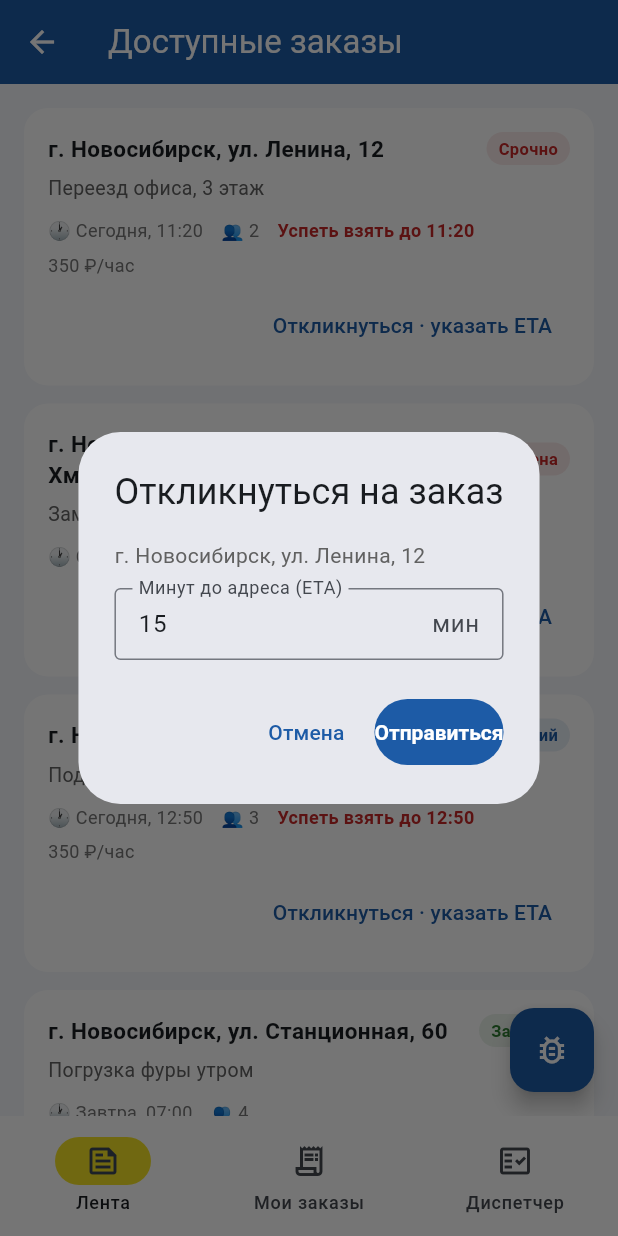
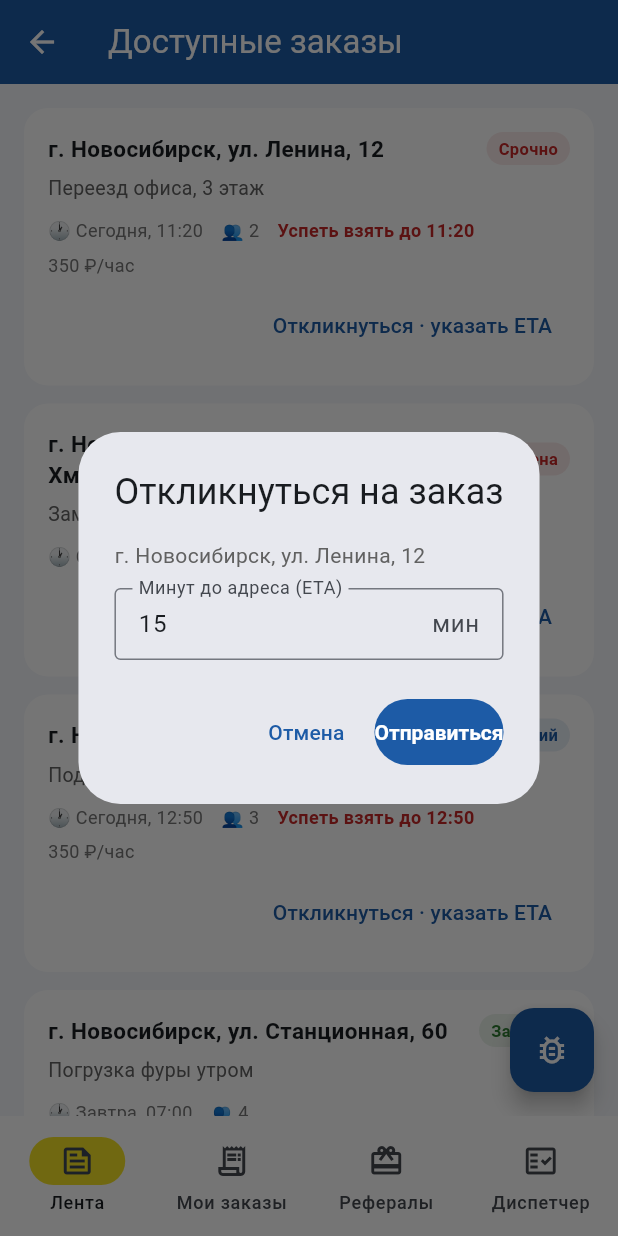
Before and after one commit to Lilofa/AAvatar_WWW0rk, a Flutter app: the HomeShell screen opened directly with empty values, after a tap on "Откликнуться · указать ETA", on a phone screen of 412 x 824 dp. Run offline on Flutter 3.47's test engine with Material 3 defaults, Android fonts, the phone set to English and light mode, and no system bars; our stand-ins replace supabase_flutter; accounts and stored records are empty.

Commit message:
feat(front): рефералка v2 - экран кода и приглашённых, вкладка shell, 150 тестов

```diff
--- a/avatar-front/lib/app/home_shell.dart
+++ b/avatar-front/lib/app/home_shell.dart
@@ -16,6 +16,7 @@ import '../features/dispatcher/presentation/dispatcher_screen.dart';
 import '../features/order_feed/presentation/order_feed_screen.dart';
 import '../features/order_flow/domain/enums.dart';
 import '../features/order_response/presentation/respond_dialog.dart';
+import '../features/referrals/presentation/referrals_screen.dart';
 
 class HomeShell extends StatelessWidget {
   const HomeShell({super.key, required this.repository});
@@ -86,6 +87,15 @@ class _ShellState extends State<_Shell> {
             repository: widget.repository,
           ),
         ),
+      if (roles.contains(UserRole.porter))
+        _Tab(
+          'Рефералы',
+          Icons.card_giftcard_outlined,
+          ReferralsScreen(
+            key: const Key('shell_referrals'),
+            repository: widget.repository,
+          ),
+        ),
       if (roles.contains(UserRole.dispatcher) ||
           roles.contains(UserRole.admin))
         _Tab(
--- a/avatar-front/lib/data/mock_orders_repository.dart
+++ b/avatar-front/lib/data/mock_orders_repository.dart
@@ -1331,6 +1331,32 @@ class MockOrdersRepository implements OrdersRepository {
       );
 
   @override
+  Future<ReferralInfo> getMyReferralInfo() => _guard(() async {
+        if (MockControls.mode == MockMode.empty) {
+          return const ReferralInfo(code: null, invited: []);
+        }
+        return const ReferralInfo(
+          code: 'ARTEM26',
+          invited: [
+            ReferralEntry(
+              name: 'Сергей П.',
+              phoneMasked: '+7 ••• •••-••-14',
+              status: ReferralStatus.counted,
+            ),
+            ReferralEntry(
+              name: 'Марат К.',
+              phoneMasked: '+7 ••• •••-••-02',
+              status: ReferralStatus.fresh,
+            ),
+          ],
+        );
+      }, errorEveryN: 0);
+
+  @override
+  Future<String> ensureReferralCode() => _guard(() async => 'ARTEM26',
+      errorEveryN: 0);
+
+  @override
   Future<String> uploadOrderPhoto({
     required String orderId,
     required Uint8List bytes,
--- a/avatar-front/lib/data/orders_repository.dart
+++ b/avatar-front/lib/data/orders_repository.dart
@@ -59,6 +59,30 @@ class FeedFilter {
   final bool onlyMine;
 
   static const all = FeedFilter();
+}
+
+/// Реферальная информация пользователя (v2, зеркало бота «Бонусная система»).
+class ReferralEntry {
+  const ReferralEntry({
+    required this.name,
+    required this.phoneMasked,
+    required this.status,
+    this.joinedAt,
+  });
+  final String name;
+  final String phoneMasked;
+  final ReferralStatus status;
+  final DateTime? joinedAt;
+}
+
+class ReferralInfo {
+  const ReferralInfo({
+    required this.code,
+    required this.invited,
+  });
+  final String? code;
+  final List<ReferralEntry> invited;
+  int get count => invited.length;
 }
 
 /// Один контракт на все методы потока. Ошибки — только [AppFailure].
@@ -154,6 +178,14 @@ abstract interface class OrdersRepository {
   Future<void> findReplacement({required String orderId});
   Stream<List<PorterLocation>> watchPorterLocations({required String orderId});
 
+  // ── 11. РЕФЕРАЛКА (v2; бэк: profiles.referral_code/invited_by) ──
+  /// Мой код + кого привёл. Статусы засчёта (5 дней в чате) считает бэк;
+  /// пока таблицы referrals нет — все входящие считаются fresh (пинг Матвею).
+  Future<ReferralInfo> getMyReferralInfo();
+
+  /// Сгенерировать код, если его нет (RPC profiles_gen_referral_code).
+  Future<String> ensureReferralCode();
+
   // ── 10. ФОТО ЗАКАЗА (storage bucket 'orders', миграция 18.09) ──
   /// Загрузить фото к заказу; возвращает публичный URL для вставки в отзыв/чат.
   Future<String> uploadOrderPhoto({
--- /dev/null
+++ b/avatar-front/lib/features/referrals/presentation/referrals_screen.dart
@@ -0,0 +1,213 @@
+/// ЭКРАН РЕФЕРАЛКИ (v2, зона Артёма; зеркало бота «Бонусная система»).
+///
+/// Мой код приглашения + список кого привёл со статусами.
+/// Состояния: loading / data / empty / error (+ генерация кода, если нет).
+/// 🔴 OPEN QUESTION Матвею: таблица referrals со статусами new/counted/left
+///    и кроном засчёта (5 дней в чате, как в боте) — пока все входящие fresh.
+library;
+
+import 'package:flutter/material.dart';
+import 'package:flutter/services.dart';
+
+import '../../../core/error/app_failure.dart';
+import '../../../core/theme/app_theme.dart';
+import '../../../data/orders_repository.dart';
+import '../../order_flow/domain/enums.dart';
+
+class ReferralsScreen extends StatefulWidget {
+  const ReferralsScreen({super.key, required this.repository});
+
+  final OrdersRepository repository;
+
+  @override
+  State<ReferralsScreen> createState() => _ReferralsScreenState();
+}
+
+class _ReferralsScreenState extends State<ReferralsScreen> {
+  ReferralInfo? _info;
+  AppFailure? _error;
+  bool _generating = false;
+
+  @override
+  void initState() {
+    super.initState();
+    _load();
+  }
+
+  Future<void> _load() async {
+    try {
+      final info = await widget.repository.getMyReferralInfo();
+      if (mounted) setState(() => _info = info);
+    } on AppFailure catch (f) {
+      if (mounted) setState(() => _error = f);
+    }
+  }
+
+  Future<void> _generate() async {
+    setState(() => _generating = true);
+    try {
+      final code = await widget.repository.ensureReferralCode();
+      if (mounted) {
+        setState(() {
+          _info = ReferralInfo(
+            code: code,
+            invited: _info?.invited ?? const [],
+          );
+        });
+      }
+    } on AppFailure catch (f) {
+      if (mounted) setState(() => _error = f);
+    } finally {
+      if (mounted) setState(() => _generating = false);
+    }
+  }
+
+  Future<void> _copy() async {
+    final code = _info?.code;
+    if (code == null) return;
+    await Clipboard.setData(ClipboardData(text: code));
+    if (mounted) {
+      ScaffoldMessenger.of(context)
+          .showSnackBar(const SnackBar(content: Text('Код скопирован')));
+    }
+  }
+
+  @override
+  Widget build(BuildContext context) => Scaffold(
+        appBar: AppBar(title: const Text('Рефералы')),
+        body: _body(),
+      );
+
+  Widget _body() {
+    if (_error != null) {
+      return Center(
+        child: Column(
+          key: const Key('ref_error'),
+          mainAxisSize: MainAxisSize.min,
+          children: [
+            Text(_error!.message, textAlign: TextAlign.center),
+            const SizedBox(height: 12),
+            FilledButton(
+              key: const Key('ref_retry'),
+              onPressed: () {
+                setState(() => _error = null);
+                _load();
+              },
+              child: const Text('Повторить'),
+            ),
+          ],
+        ),
+      );
+    }
+    final info = _info;
+    if (info == null) {
+      return const Center(
+        child: CircularProgressIndicator(key: Key('ref_loading')),
+      );
+    }
+    return ListView(
+      padding: const EdgeInsets.all(16),
+      children: [
+        Card(
+          child: Padding(
+            padding: const EdgeInsets.all(16),
+            child: info.code == null
+                ? Column(
+                    children: [
+                      const Text('У тебя ещё нет кода приглашения.'),
+                      const SizedBox(height: 12),
+                      FilledButton(
+                        key: const Key('ref_gen'),
+                        onPressed: _generating ? null : _generate,
+                        child: const Text('Получить код'),
+                      ),
+                    ],
+                  )
+                : Row(
+                    children: [
+                      Expanded(
+                        child: Column(
+                          crossAxisAlignment: CrossAxisAlignment.start,
+                          children: [
+                            const Text('Твой код приглашения'),
+                            const SizedBox(height: 4),
+                            SelectableText(
+                              info.code!,
+                              key: const Key('ref_code'),
+                              style: const TextStyle(
+                                fontSize: 28,
+                                fontWeight: FontWeight.w800,
+                                color: AppColors.brandBlue,
+                              ),
+                            ),
+                          ],
+                        ),
+                      ),
+                      IconButton.filled(
+                        key: const Key('ref_copy'),
+                        tooltip: 'Скопировать',
+                        onPressed: _copy,
+                        icon: const Icon(Icons.copy),
+                      ),
+                    ],
+                  ),
+          ),
+        ),
+        const SizedBox(height: 8),
+        Text(
+          'Новичок вводит твой код при регистрации — и попадает в твой '
+          'список. Правила засчёта бонусов объявим вместе с кроном засчёта '
+          '(как в боте: 5 дней в чате).',
+          style: TextStyle(fontSize: 12, color: Colors.grey.shade600),
+        ),
+        const SizedBox(height: 16),
+        Text('Приглашено: ${info.count}',
+            key: const Key('ref_count'),
+            style: const TextStyle(fontWeight: FontWeight.w700)),
+        const SizedBox(height: 8),
+        if (info.invited.isEmpty)
+          const Padding(
+            padding: EdgeInsets.symmetric(vertical: 24),
+            child: Text(
+              key: Key('ref_empty'),
+              'Пока никого. Поделись кодом в чате бригады — '
+              'новенькие грузчики пригодятся всегда.',
+              textAlign: TextAlign.center,
+            ),
+          )
+        else
+          for (final e in info.invited)
+            Card(
+              key: const Key('ref_entry'),
+              child: ListTile(
+                leading: const Icon(Icons.person_add_alt_1,
+                    color: AppColors.brandBlue),
+                title: Text(e.name),
+                subtitle: Text(e.phoneMasked),
+                trailing: _statusChip(e.status),
+              ),
+            ),
+      ],
+    );
+  }
+
+  Widget _statusChip(ReferralStatus s) => Container(
+        padding: const EdgeInsets.symmetric(horizontal: 10, vertical: 4),
+        decoration: BoxDecoration(
+          color: switch (s) {
+            ReferralStatus.counted => AppColors.success.withValues(alpha: 0.15),
+            ReferralStatus.left => Colors.grey.withValues(alpha: 0.2),
+            ReferralStatus.fresh => AppColors.brandYellow.withValues(alpha: 0.3),
+          },
+          borderRadius: BorderRadius.circular(12),
+        ),
+        child: Text(
+          switch (s) {
+            ReferralStatus.counted => 'засчитан',
+            ReferralStatus.left => 'ушёл',
+            ReferralStatus.fresh => 'новый',
+          },
+          style: const TextStyle(fontSize: 12, fontWeight: FontWeight.w600),
+        ),
+      );
+}
```
Also changed, not shown: avatar-front/lib/data/supabase/mappers.dart (+7 -0 lines), avatar-front/lib/data/supabase/supabase_orders_repository.dart (+42 -0 lines), 1 other file.
